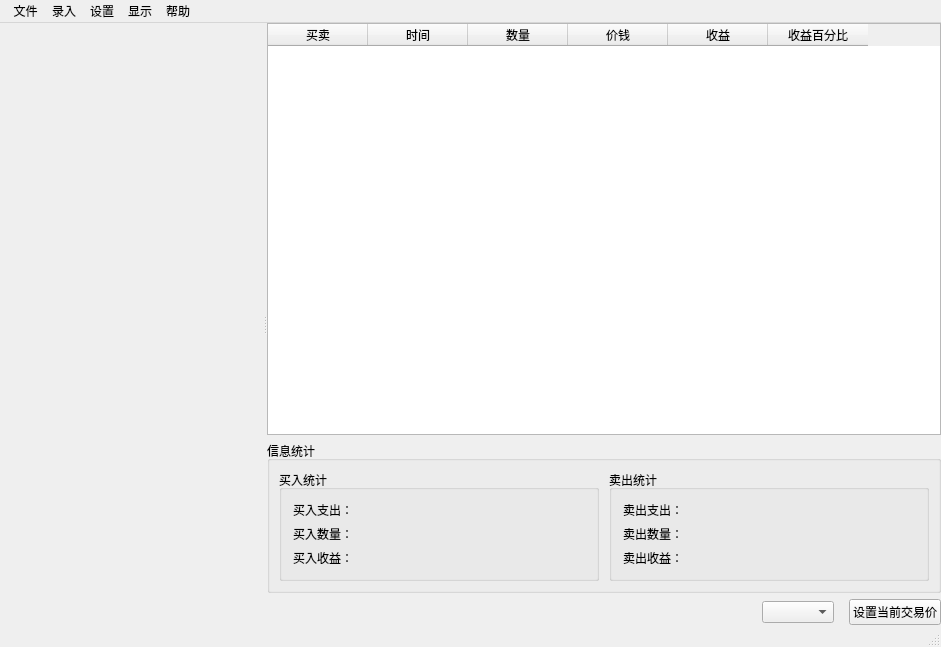
First picture: the form in UI/JKMainWin.ui, repository Mr-WangJin/StockTool, before the edit.
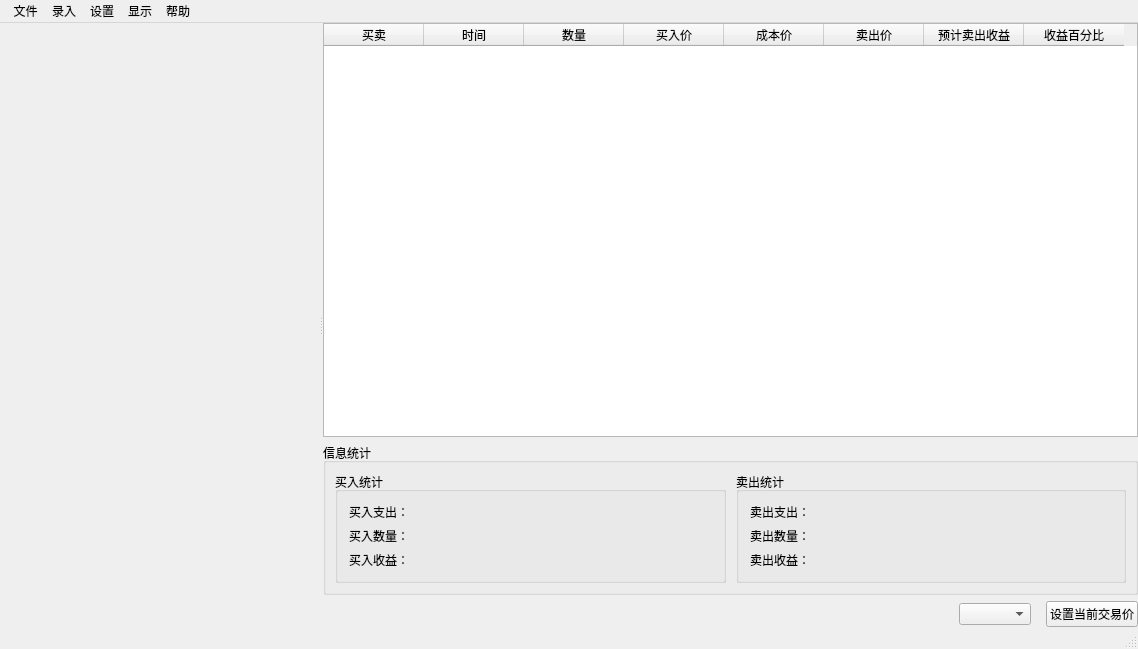
Second picture: the form after the edit. Custom widgets are drawn as their Qt base class.

Patch:
```diff
--- a/UI/JKMainWin.ui
+++ b/UI/JKMainWin.ui
@@ -6,8 +6,8 @@
    <rect>
     <x>0</x>
     <y>0</y>
-    <width>941</width>
-    <height>647</height>
+    <width>1138</width>
+    <height>649</height>
    </rect>
   </property>
   <property name="windowTitle">
@@ -75,12 +75,22 @@
           </column>
           <column>
            <property name="text">
-            <string>价钱</string>
+            <string>买入价</string>
            </property>
           </column>
           <column>
            <property name="text">
-            <string>收益</string>
+            <string>成本价</string>
+           </property>
+          </column>
+          <column>
+           <property name="text">
+            <string>卖出价</string>
+           </property>
+          </column>
+          <column>
+           <property name="text">
+            <string>预计卖出收益</string>
            </property>
           </column>
           <column>
@@ -231,7 +241,7 @@
     <rect>
      <x>0</x>
      <y>0</y>
-     <width>941</width>
+     <width>1138</width>
      <height>23</height>
     </rect>
    </property>
```
